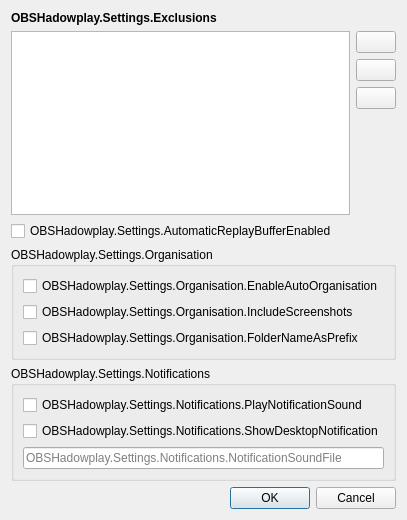
EZ64cool/obs-hadowplay, file src/ui/SettingsDialog.ui: the form before one commit.
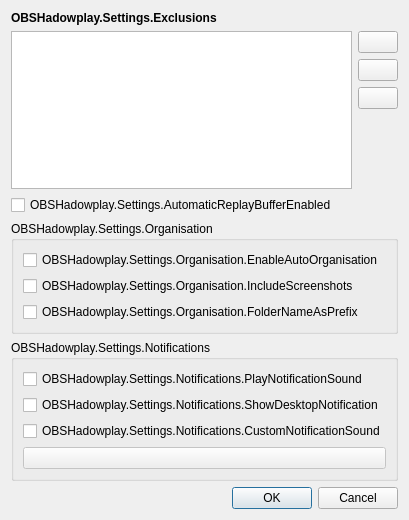
The form after the commit.

Patch:
```diff
--- a/src/ui/SettingsDialog.ui
+++ b/src/ui/SettingsDialog.ui
@@ -176,9 +176,18 @@
        </widget>
       </item>
 	   <item>
-		<widget class="QLineEdit" name="notification_sound_file">
-		 <property name="placeholderText">
-		  <string>OBSHadowplay.Settings.Notifications.NotificationSoundFile</string>
+	   <widget class="QCheckBox" name="notification_sound_checkbox">
+	    <property name="text">
+		 <string>OBSHadowplay.Settings.Notifications.CustomNotificationSound</string>
+		</property>
+	   </widget>
+	  </item>
+	  <item>
+	   <widget class="QPushButton" name="notification_sound_file">
+	    <property name="text">
+		  </property>
+		   <property name="enabled">
+		    <bool>false</bool>
 		 </property>
 		</widget>
 	   </item>
```
Lines whose indentation alone changed are shown as unchanged.
